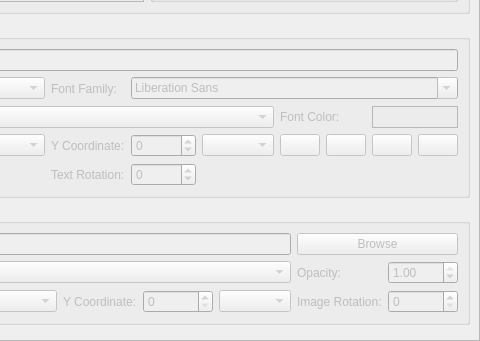
Above: dialogs/convert/effectsscrollarea.ui from marek629/SIR before the change; both pictures show x 193 to 673 and y 171 to 512 of the 673 by 512 pixel window. Below: the same form after it.
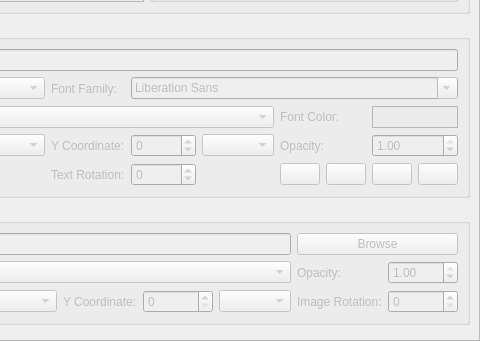
That is the form after the change. Icons and pictures are not drawn. Custom widgets are drawn as their Qt base class.

Commit message: opacity for "Add Text" effect added to Session

Diff of the .ui file:
```diff
--- a/dialogs/convert/effectsscrollarea.ui
+++ b/dialogs/convert/effectsscrollarea.ui
@@ -19,10 +19,10 @@
   <widget class="QWidget" name="scrollAreaWidgetContents">
    <property name="geometry">
     <rect>
-     <x>0</x>
+     <x>-44</x>
      <y>0</y>
      <width>698</width>
-     <height>517</height>
+     <height>521</height>
     </rect>
    </property>
    <layout class="QGridLayout" name="gridLayout_2">
@@ -335,7 +335,7 @@
        <item row="0" column="1" colspan="7">
         <widget class="QLineEdit" name="textLineEdit"/>
        </item>
-       <item row="4" column="6" colspan="2">
+       <item row="5" column="6" colspan="2">
         <layout class="QHBoxLayout" name="horizontalLayout_3">
          <item>
           <widget class="QPushButton" name="textBoldPushButton">
@@ -423,6 +423,26 @@
          </item>
         </layout>
        </item>
+       <item row="4" column="6">
+        <widget class="QLabel" name="label_21">
+         <property name="text">
+          <string>Opacity:</string>
+         </property>
+        </widget>
+       </item>
+       <item row="4" column="7">
+        <widget class="QDoubleSpinBox" name="textOpacitySpinBox">
+         <property name="maximum">
+          <double>1.000000000000000</double>
+         </property>
+         <property name="singleStep">
+          <double>0.010000000000000</double>
+         </property>
+         <property name="value">
+          <double>1.000000000000000</double>
+         </property>
+        </widget>
+       </item>
       </layout>
      </widget>
     </item>
```
The commit also changes 3 other files.
